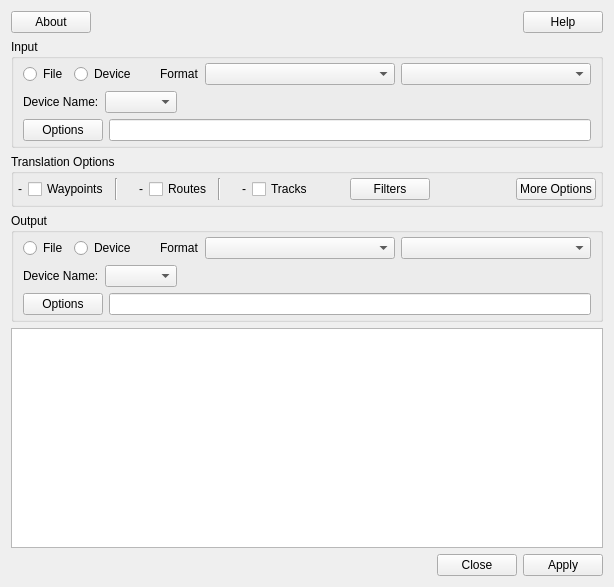
Qt form gui/mainui.ui (alexbirkett/GPSBabel) before a commit.
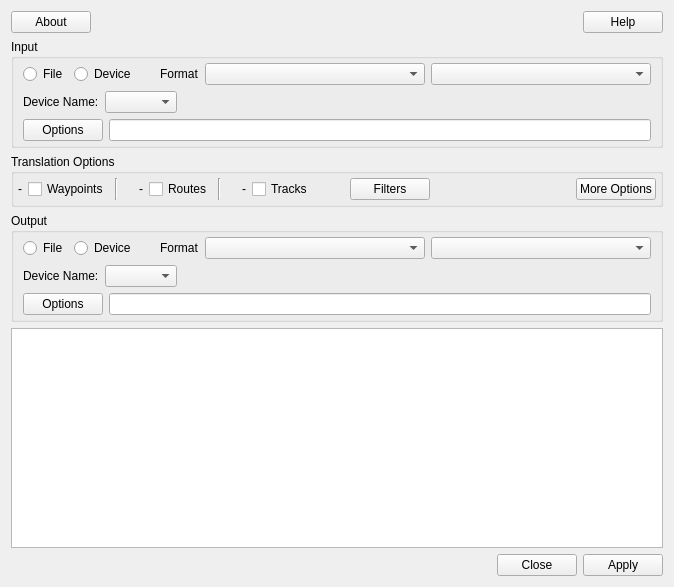
The same form after that commit. Icons and pictures are not drawn.

Commit message: Regenerate in Designer 4.5

What changed in the file:
```diff
--- a/gui/mainui.ui
+++ b/gui/mainui.ui
@@ -1,11 +1,11 @@
 <ui version="4.0" >
  <class>MainDlg</class>
- <widget class="QWidget" name="MainDlg" >
-  <property name="geometry" >
+ <widget class="QWidget" name="MainDlg">
+  <property name="geometry">
    <rect>
     <x>0</x>
     <y>0</y>
-    <width>614</width>
+    <width>674</width>
     <height>587</height>
    </rect>
   </property>
```
Left out of the diff: 391 changed lines with no effect on the pictures.
